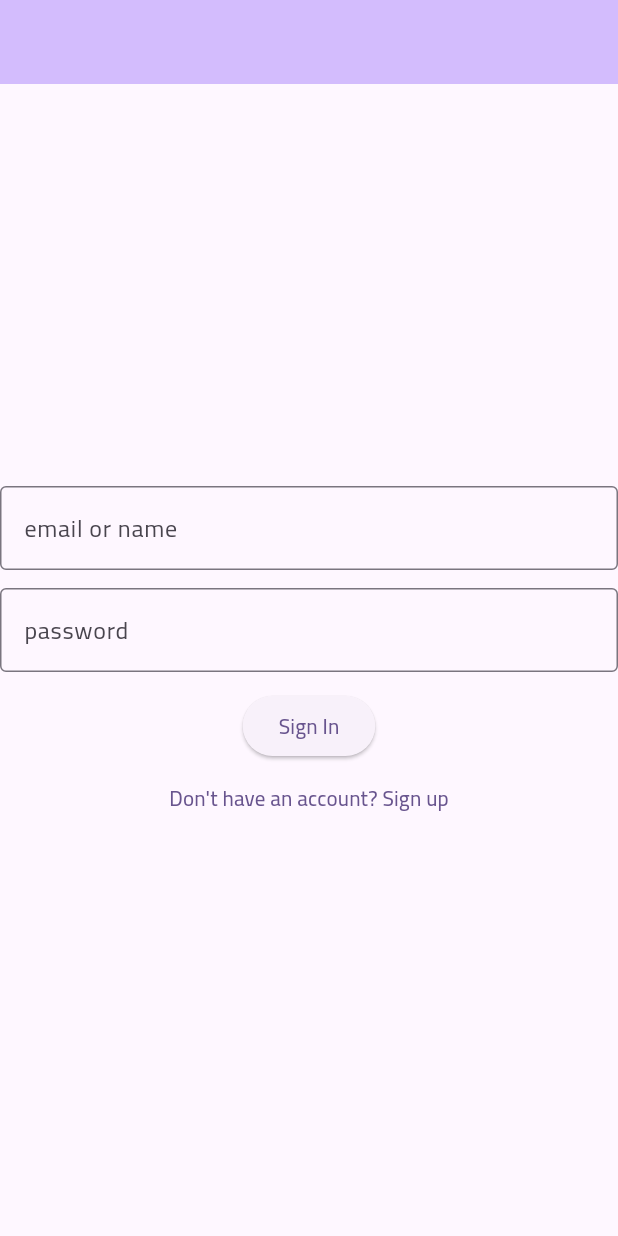
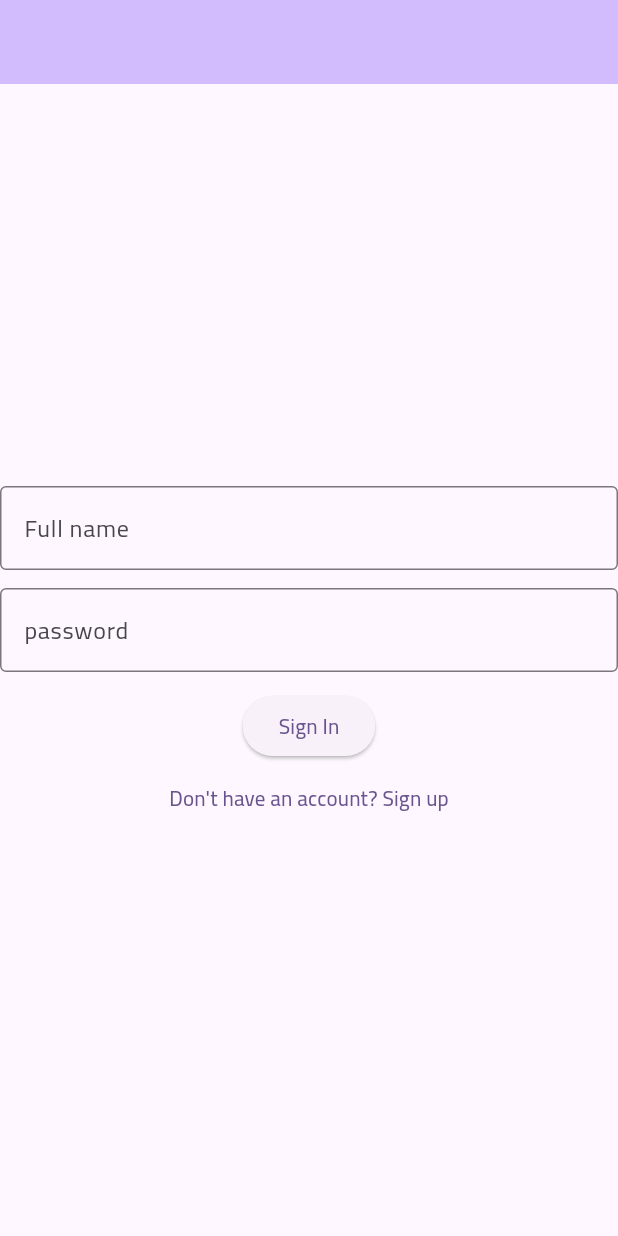
Before and after one commit to Atef-Mousa/attendance-frontend, a Flutter app: the screen it shows after launch, after a tap on "Sign In", on a phone screen of 412 x 824 dp. Run offline on Flutter 3.47's test engine with Material 3 defaults, Android fonts, the phone set to English and light mode, and no system bars; our stand-ins replace geolocator, shared_preferences.

Commit message:
sign in using full_name

```diff
--- a/lib/main.dart
+++ b/lib/main.dart
@@ -115,10 +115,10 @@ class _MyHomePageState extends State<MyHomePage> {
   }
 
   Future<void> _login() async {
-    final email = _nameController.text;
+    final fullName = _nameController.text;
     final password = _passwordController.text;
-    if (email.isEmpty || password.isEmpty) {
-      throw Exception('Email and password cannot be empty');
+    if (fullName.isEmpty || password.isEmpty) {
+      throw Exception('Full name and password cannot be empty');
       return; // Stop execution here
 
     }
@@ -128,7 +128,7 @@ class _MyHomePageState extends State<MyHomePage> {
         url,
         headers: {'Content-Type': 'application/x-www-form-urlencoded'},
         body: {
-          'username': email,
+          'username': fullName,
           'password': password,
         },
       );
@@ -189,7 +189,7 @@ class _MyHomePageState extends State<MyHomePage> {
             TextField(
               controller: _nameController,
               decoration: InputDecoration(
-                hintText: 'email or name',
+                hintText: 'Full name',
                 border:OutlineInputBorder(),
               ),
 
```
